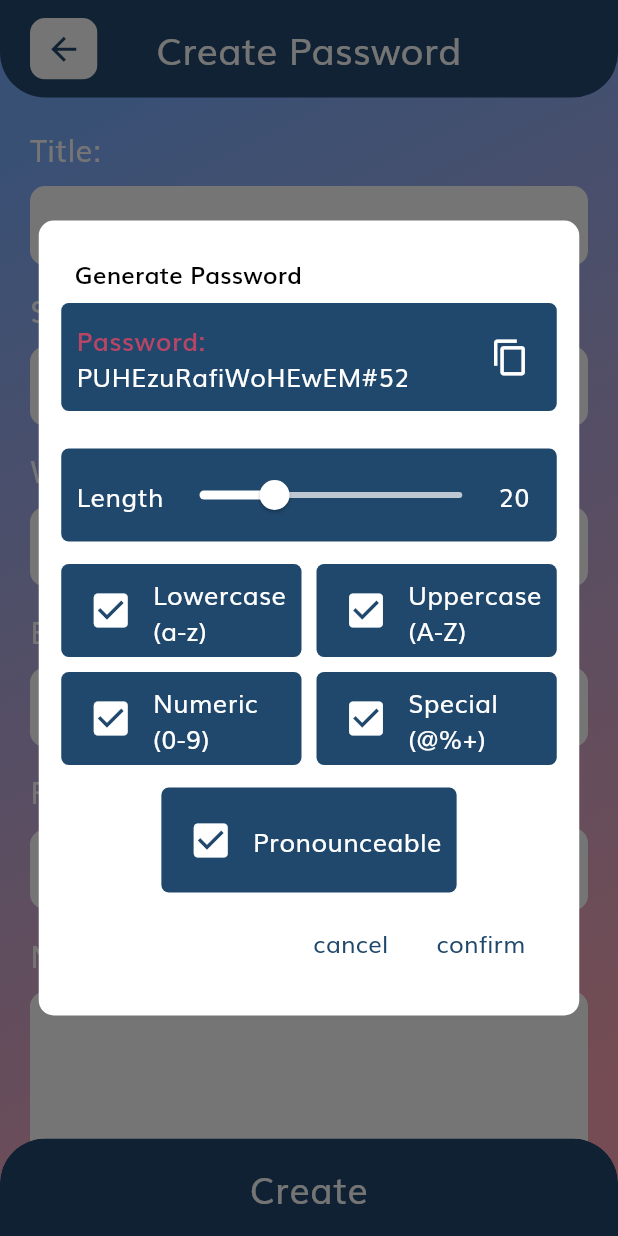
After one commit to SHRIKUNJ1010/PassMana, a Flutter app: the CreateUpdatePasswordScreen screen opened by its route, after a tap on the "alt route" icon, on a phone screen of 412 x 824 dp. The commit adds this screen. Run offline on Flutter 3.47's test engine with Material 3 defaults, Android fonts, the phone set to English and light mode, and no system bars; our stand-ins replace flutter_redux, fluttericon, go_router, objectbox, redux; generated files the repository leaves out were written again.

Commit message:
- generate password confirmation dialog for create update password screen

```diff
--- /dev/null
+++ b/lib/presentation/common/generate_password_dialog.dart
@@ -0,0 +1,491 @@
+/*
+* Created by Shrikunj Patel on 1/25/2024.
+*/
+
+import 'package:flutter/material.dart';
+import 'package:passmana/localization/app_localization.dart';
+import 'package:passmana/utility/color.dart';
+import 'package:passmana/utility/cryptography_utility/password_generator.dart';
+import 'package:passmana/utility/text_utility/text_styles.dart';
+import 'package:passmana/utility/utility.dart';
+
+class GeneratePasswordDialog extends StatefulWidget {
+  const GeneratePasswordDialog({super.key});
+
+  @override
+  State<GeneratePasswordDialog> createState() => _GeneratePasswordDialogState();
+}
+
+class _GeneratePasswordDialogState extends State<GeneratePasswordDialog> {
+  bool hasLowercase = true;
+  bool hasUppercase = true;
+  bool hasNumeric = true;
+  bool hasSpecialCharacter = true;
+  bool isReadable = true;
+  int passwordLength = 20;
+
+  String generatedPassword = "";
+
+  @override
+  void initState() {
+    WidgetsBinding.instance.addPostFrameCallback(
+      (timeStamp) {
+        generatePassword();
+      },
+    );
+    super.initState();
+  }
+
+  generatePassword() {
+    if (isReadable) {
+      generatedPassword = PasswordGenerator.generatePronounceablePassword(
+        length: passwordLength,
+        withLowerCase: hasLowercase,
+        withUpperCase: hasUppercase,
+        withSpecialChar: hasSpecialCharacter,
+        withDigits: hasNumeric,
+      );
+    } else {
+      generatedPassword = PasswordGenerator.generateRandomPassword(
+        length: passwordLength,
+        withLowerCase: hasLowercase,
+        withUpperCase: hasUppercase,
+        withSpecialChar: hasSpecialCharacter,
+        withDigits: hasNumeric,
+      );
+    }
+    setState(() {});
+  }
+
+  @override
+  Widget build(BuildContext context) {
+    return AlertDialog(
+      insetPadding: const EdgeInsets.symmetric(horizontal: 10),
+      contentPadding: const EdgeInsets.symmetric(vertical: 10, horizontal: 15),
+      title: Text(
+        getTranslated('generate_password', context),
+        style: TextStyles.getTitleTransparentBlackCustomWeightText(
+          fontSize: 16,
+          opacity: 1,
+          fontWeight: FontWeight.w600,
+        ),
+      ),
+      backgroundColor: AppColors.mWhite,
+      shape: RoundedRectangleBorder(borderRadius: BorderRadius.circular(10)),
+      content: Column(
+        mainAxisSize: MainAxisSize.min,
+        children: [
+          Container(
+            padding: const EdgeInsets.fromLTRB(10, 12, 10, 12),
+            decoration: BoxDecoration(
+              color: AppColors.primaryColor,
+              borderRadius: BorderRadius.circular(5),
+            ),
+            child: Row(
+              mainAxisAlignment: MainAxisAlignment.start,
+              mainAxisSize: MainAxisSize.max,
+              crossAxisAlignment: CrossAxisAlignment.center,
+              children: [
+                Expanded(
+                  child: Column(
+                    crossAxisAlignment: CrossAxisAlignment.start,
+                    children: [
+                      Text(
+                        "${getTranslated("password", context)}:",
+                        style: TextStyles.getTitleDarkRedText(17),
+                      ),
+                      Text(
+                        generatedPassword,
+                        maxLines: 5,
+                        softWrap: true,
+                        style: TextStyles.getTitleWhiteText(17),
+                      ),
+                    ],
+                  ),
+                ),
+                Padding(
+                  padding: const EdgeInsets.fromLTRB(15, 0, 0, 0),
+                  child: ClipRRect(
+                    borderRadius: BorderRadius.circular(10),
+                    child: Material(
+                      color: Colors.transparent,
+                      child: InkWell(
+                        splashColor: AppColors.primaryColor.withOpacity(0.2),
+                        onTap: () {
+                          Utility.copyToClipboard(generatedPassword);
+                        },
+                        child: const Padding(
+                          padding: EdgeInsets.all(8.0),
+                          child: Icon(
+                            Icons.copy,
+                            color: AppColors.mWhite,
+                            size: 26,
+                          ),
+                        ),
+                      ),
+                    ),
+                  ),
+                ),
+              ],
+            ),
+          ),
+          const SizedBox(height: 25),
+          getLengthContainer(context),
+          const SizedBox(height: 15),
+          Row(
+            children: [
+              Expanded(
+                child: getLowerCaseContainer(context),
+              ),
+              const SizedBox(width: 10),
+              Expanded(
+                child: getUpperCaseContainer(context),
+              ),
+            ],
+          ),
+          const SizedBox(height: 10),
+          Row(
+            children: [
+              Expanded(
+                child: getNumericContainer(context),
+              ),
+              const SizedBox(width: 10),
+              Expanded(
+                child: getSpecialCharacterContainer(context),
+              ),
+            ],
+          ),
+          const SizedBox(height: 15),
+          Row(
+            mainAxisAlignment: MainAxisAlignment.center,
+            mainAxisSize: MainAxisSize.max,
+            children: [
+              getReadableContainer(context),
+            ],
+          ),
+        ],
+      ),
+      actions: <Widget>[
+        TextButton(
+          onPressed: () {
+            Navigator.of(context).pop("");
+          },
+          child: Text(
+            getTranslated('cancel', context),
+            style: TextStyles.getTitleBlueText(16),
+          ),
+        ),
+        TextButton(
+          onPressed: () {
+            Navigator.of(context).pop(generatedPassword);
+          },
+          child: Text(
+            getTranslated('confirm', context),
+            style: TextStyles.getTitleBlueText(16),
+          ),
+        ),
+      ],
+    );
+  }
+
+  Container getLengthContainer(BuildContext context) {
+    return Container(
+      padding: const EdgeInsets.fromLTRB(10, 7, 10, 7),
+      decoration: BoxDecoration(
+        color: AppColors.primaryColor,
+        borderRadius: BorderRadius.circular(5),
+      ),
+      child: Row(
+        children: [
+          Text(
+            getTranslated('length', context),
+            style: TextStyles.getTitleWhiteText(17),
+          ),
+          Expanded(
+            child: Slider(
+              min: 8,
+              max: 50,
+              activeColor: AppColors.mWhite,
+              thumbColor: AppColors.mWhite,
+              inactiveColor: AppColors.mWhite.withOpacity(0.7),
+              value: passwordLength.toDouble(),
+              onChanged: (value) {
+                if (passwordLength != value.toInt()) {
+                  passwordLength = value.toInt();
+                  setState(() {});
+                  generatePassword();
+                }
+              },
+            ),
+          ),
+          Text(
+            passwordLength.toString(),
+            style: TextStyles.getTitleWhiteText(17),
+          ),
+          const SizedBox(width: 8),
+        ],
+      ),
+    );
+  }
+
+  Container getLowerCaseContainer(BuildContext context) {
+    return Container(
+      padding: const EdgeInsets.fromLTRB(10, 7, 10, 7),
+      decoration: BoxDecoration(
+        color: AppColors.primaryColor,
+        borderRadius: BorderRadius.circular(5),
+      ),
+      child: Row(
+        mainAxisSize: MainAxisSize.min,
+        crossAxisAlignment: CrossAxisAlignment.center,
+        children: [
+          ClipRRect(
+            borderRadius: BorderRadius.circular(10),
+            child: Material(
+              color: Colors.transparent,
+              child: InkWell(
+                splashColor: AppColors.mWhite.withOpacity(0.2),
+                onTap: () {
+                  if (!hasUppercase && hasLowercase) {
+                  } else {
+                    hasLowercase = !hasLowercase;
+                    setState(() {});
+                    generatePassword();
+                  }
+                },
+                child: Padding(
+                  padding: const EdgeInsets.all(8.0),
+                  child: Icon(
+                    hasLowercase ? Icons.check_box : Icons.check_box_outline_blank,
+                    color: AppColors.mWhite,
+                    size: 30,
+                  ),
+                ),
+              ),
+            ),
+          ),
+          const SizedBox(width: 5),
+          Column(
+            mainAxisSize: MainAxisSize.min,
+            crossAxisAlignment: CrossAxisAlignment.start,
+            children: [
+              Text(
+                getTranslated('lowercase', context),
+                style: TextStyles.getTitleWhiteText(17),
+              ),
+              Text(
+                '(a-z)',
+                style: TextStyles.getTitleWhiteText(17),
+              ),
+            ],
+          ),
+        ],
+      ),
+    );
+  }
+
+  Container getUpperCaseContainer(BuildContext context) {
+    return Container(
+      padding: const EdgeInsets.fromLTRB(10, 7, 10, 7),
+      decoration: BoxDecoration(
+        color: AppColors.primaryColor,
+        borderRadius: BorderRadius.circular(5),
+      ),
+      child: Row(
+        mainAxisSize: MainAxisSize.min,
+        crossAxisAlignment: CrossAxisAlignment.center,
+        children: [
+          ClipRRect(
+            borderRadius: BorderRadius.circular(10),
+            child: Material(
+              color: Colors.transparent,
+              child: InkWell(
+                splashColor: AppColors.mWhite.withOpacity(0.2),
+                onTap: () {
+                  if (!hasLowercase && hasUppercase) {
+                  } else {
+                    hasUppercase = !hasUppercase;
+                    setState(() {});
+                    generatePassword();
+                  }
+                },
+                child: Padding(
+                  padding: const EdgeInsets.all(8.0),
+                  child: Icon(
+                    hasUppercase ? Icons.check_box : Icons.check_box_outline_blank,
+                    color: AppColors.mWhite,
+                    size: 30,
+                  ),
+                ),
+              ),
+            ),
+          ),
+          const SizedBox(width: 5),
+          Column(
+            mainAxisSize: MainAxisSize.min,
+            crossAxisAlignment: CrossAxisAlignment.start,
+            children: [
+              Text(
+                getTranslated('uppercase', context),
+                style: TextStyles.getTitleWhiteText(17),
+              ),
+              Text(
+                '(A-Z)',
+                style: TextStyles.getTitleWhiteText(17),
+              ),
+            ],
+          ),
+        ],
+      ),
+    );
+  }
+
+  Container getNumericContainer(BuildContext context) {
+    return Container(
+      padding: const EdgeInsets.fromLTRB(10, 7, 10, 7),
+      decoration: BoxDecoration(
+        color: AppColors.primaryColor,
+        borderRadius: BorderRadius.circular(5),
+      ),
+      child: Row(
+        mainAxisSize: MainAxisSize.min,
+        crossAxisAlignment: CrossAxisAlignment.center,
+        children: [
+          ClipRRect(
+            borderRadius: BorderRadius.circular(10),
+            child: Material(
+              color: Colors.transparent,
+              child: InkWell(
+                splashColor: AppColors.mWhite.withOpacity(0.2),
+                onTap: () {
+                  hasNumeric = !hasNumeric;
+                  setState(() {});
+                  generatePassword();
+                },
+                child: Padding(
+                  padding: const EdgeInsets.all(8.0),
+                  child: Icon(
+                    hasNumeric ? Icons.check_box : Icons.check_box_outline_blank,
+                    color: AppColors.mWhite,
+                    size: 30,
+                  ),
+                ),
+              ),
+            ),
+          ),
+          const SizedBox(width: 5),
+          Column(
+            mainAxisSize: MainAxisSize.min,
+            crossAxisAlignment: CrossAxisAlignment.start,
+            children: [
+              Text(
+                getTranslated('numeric', context),
+                style: TextStyles.getTitleWhiteText(17),
+              ),
+              Text(
+                '(0-9)',
+                style: TextStyles.getTitleWhiteText(17),
+              ),
+            ],
+          ),
+        ],
+      ),
+    );
+  }
+
+  Container getSpecialCharacterContainer(BuildContext context) {
+    return Container(
+      padding: const EdgeInsets.fromLTRB(10, 7, 10, 7),
+      decoration: BoxDecoration(
+        color: AppColors.primaryColor,
+        borderRadius: BorderRadius.circular(5),
+      ),
+      child: Row(
+        mainAxisSize: MainAxisSize.min,
+        crossAxisAlignment: CrossAxisAlignment.center,
+        children: [
+          ClipRRect(
+            borderRadius: BorderRadius.circular(10),
+            child: Material(
+              color: Colors.transparent,
+              child: InkWell(
+                splashColor: AppColors.mWhite.withOpacity(0.2),
+                onTap: () {
+                  hasSpecialCharacter = !hasSpecialCharacter;
+                  setState(() {});
+                  generatePassword();
+                },
+                child: Padding(
+                  padding: const EdgeInsets.all(8.0),
+                  child: Icon(
+                    hasSpecialCharacter ? Icons.check_box : Icons.check_box_outline_blank,
+                    color: AppColors.mWhite,
+                    size: 30,
+                  ),
+                ),
+              ),
+            ),
+          ),
+          const SizedBox(width: 5),
+          Column(
+            mainAxisSize: MainAxisSize.min,
+            crossAxisAlignment: CrossAxisAlignment.start,
+            children: [
+              Text(
+                getTranslated('special', context),
+                style: TextStyles.getTitleWhiteText(17),
+              ),
+              Text(
+                '(@%+)',
+                style: TextStyles.getTitleWhiteText(17),
+              ),
+            ],
+          ),
+        ],
+      ),
+    );
+  }
+
+  Container getReadableContainer(BuildContext context) {
+    return Container(
+      padding: const EdgeInsets.fromLTRB(10, 12, 10, 12),
+      decoration: BoxDecoration(
+        color: AppColors.primaryColor,
+        borderRadius: BorderRadius.circular(5),
+      ),
+      child: Row(
+        mainAxisSize: MainAxisSize.min,
+        crossAxisAlignment: CrossAxisAlignment.center,
+        children: [
+          ClipRRect(
+            borderRadius: BorderRadius.circular(10),
+            child: Material(
+              color: Colors.transparent,
+              child: InkWell(
+                splashColor: AppColors.mWhite.withOpacity(0.2),
+                onTap: () {
+                  isReadable = !isReadable;
+                  setState(() {});
+                  generatePassword();
+                },
+                child: Padding(
+                  padding: const EdgeInsets.all(8.0),
+                  child: Icon(
+                    isReadable ? Icons.check_box : Icons.check_box_outline_blank,
+                    color: AppColors.mWhite,
+                    size: 30,
+                  ),
+                ),
+              ),
+            ),
+          ),
+          const SizedBox(width: 5),
+          Text(
+            getTranslated('pronounceable', context),
+            style: TextStyles.getTitleWhiteText(17),
+          ),
+        ],
+      ),
+    );
+  }
+}
--- a/lib/presentation/password/create_update_password/create_update_password_screen.dart
+++ b/lib/presentation/password/create_update_password/create_update_password_screen.dart
@@ -460,6 +460,9 @@ class _CreateUpdatePasswordScreenState extends State<CreateUpdatePasswordScreen>
         ),
         Padding(
           padding: const EdgeInsets.fromLTRB(20, 0, 20, 10),
+          child: Row(
+            children: [
+              Expanded(
                 child: TextFormField(
                   controller: controller,
                   validator: (text) {
@@ -517,6 +520,34 @@ class _CreateUpdatePasswordScreenState extends State<CreateUpdatePasswordScreen>
                   onTapOutside: (pointerDown) {
                     FocusScope.of(context).unfocus();
                   },
+                ),
+              ),
+              const SizedBox(width: 10),
+              ClipRRect(
+                borderRadius: BorderRadius.circular(10),
+                child: Material(
+                  color: AppColors.mWhite,
+                  child: InkWell(
+                    splashColor: AppColors.mBlack.withOpacity(0.2),
+                    onTap: () async {
+                      String tempPassword = await Utility.generatePasswordDialog();
+                      if (tempPassword.isNotEmpty) {
+                        passwordController.text = tempPassword;
+                        setState(() {});
+                      }
+                    },
+                    child: const Padding(
+                      padding: EdgeInsets.fromLTRB(15, 15, 15, 15),
+                      child: Icon(
+                        Icons.alt_route,
+                        color: AppColors.primaryColor,
+                        size: 25,
+                      ),
+                    ),
+                  ),
+                ),
+              ),
+            ],
           ),
         ),
       ],
--- a/lib/utility/utility.dart
+++ b/lib/utility/utility.dart
@@ -7,6 +7,7 @@ import 'package:flutter/material.dart';
 import 'package:flutter/services.dart';
 import 'package:passmana/localization/app_localization.dart';
 import 'package:passmana/presentation/common/common_confirmation_dialog.dart';
+import 'package:passmana/presentation/common/generate_password_dialog.dart';
 import 'package:passmana/router/router.dart';
 import 'package:passmana/utility/color.dart';
 import 'package:passmana/utility/constants.dart';
@@ -62,6 +63,16 @@ class Utility {
     }
   }
 
+  static Future<String> generatePasswordDialog() async {
+    String value = await showDialog(
+      context: rootNavigatorKey.currentContext!,
+      builder: (BuildContext context) {
+        return const GeneratePasswordDialog();
+      },
+    );
+    return value;
+  }
+
   static Future<bool> deleteConfirmationDialog() async {
     bool value = await showDialog(
       context: rootNavigatorKey.currentContext!,
```
Lines whose indentation alone changed are shown as unchanged.
